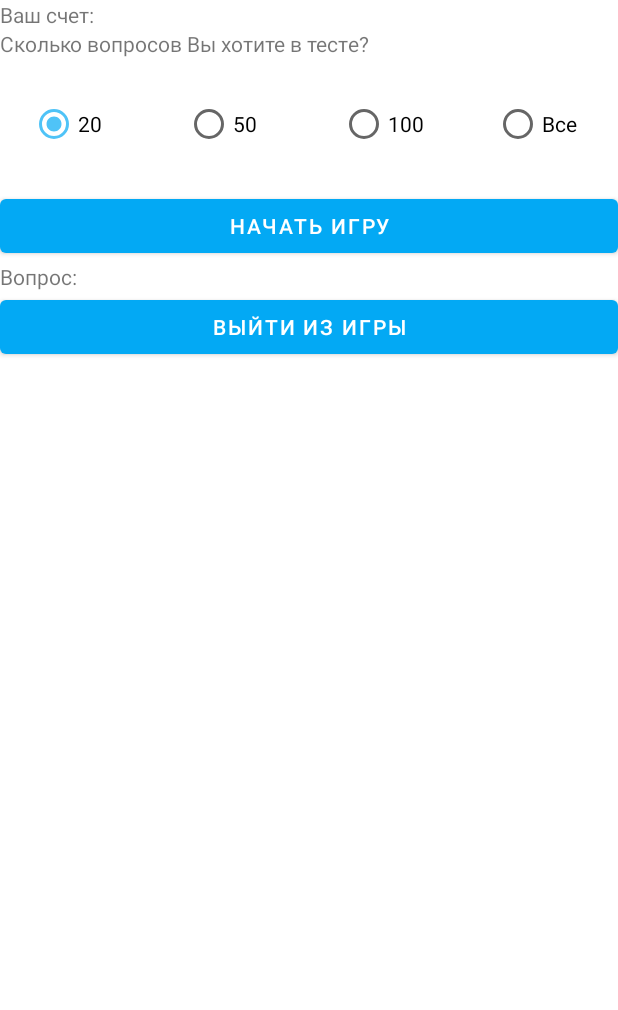
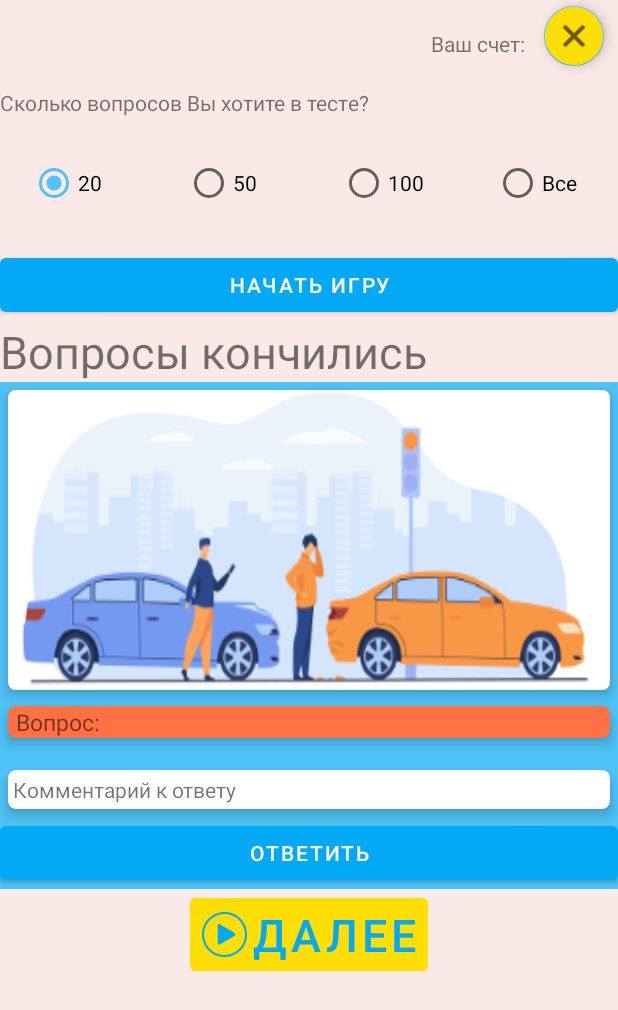
Before and after one commit to matr1x244/gibdd.yola, an Android app: the layout fragment_game.xml on its own in the app's theme, with its tools: preview values and no code run, on a phone screen of 412 x 824 dp. Shown: the top 1010 px of the screen. Run offline under Robolectric (Android 15) with nearby library versions, the phone set to English and light mode, and no system bars.

Commit message:
testing new maket games

```diff
--- a/app/src/main/java/com/geekbrains/gibddyola/game/ui/GameFragment.kt
+++ b/app/src/main/java/com/geekbrains/gibddyola/game/ui/GameFragment.kt
@@ -70,6 +70,10 @@ class GameFragment(var questionNumber: Int) : Fragment() {
                             if ((viewModel.getQuestionCount() - 1) > viewModel.getListAnsweredQuestion().size) {
                                 activity!!.supportFragmentManager
                                     .beginTransaction()
+                                    .setCustomAnimations(
+                                        //анимация переходы
+                                        R.anim.to_left_in, R.anim.to_left_out, R.anim.to_right_in, R.anim.to_right_out
+                                    )
                                     .replace(
                                         R.id.main_activity_container,
                                         nextFragment
@@ -190,7 +194,7 @@ class GameFragment(var questionNumber: Int) : Fragment() {
             is AppState.Success -> {
                 with(binding) {
                     tvQuestion.text = appState.questions.question
-                    appState.questions.image?.let { ivImageQuestion.setBackgroundResource(it) }
+                    appState.questions.image?.let { ivImageQuestion.setImageResource(it) }
                     gameAdapter.setData(
                         appState.questions,
                         chooseAnswer
--- a/app/src/main/res/layout/fragment_game.xml
+++ b/app/src/main/res/layout/fragment_game.xml
@@ -4,21 +4,36 @@
     xmlns:tools="http://schemas.android.com/tools"
     android:layout_width="match_parent"
     android:layout_height="match_parent"
-    android:orientation="vertical">
+    android:orientation="vertical"
+    android:background="@color/amber_orange_50">
 
     <LinearLayout
         android:layout_width="match_parent"
-        android:layout_height="wrap_content">
+        android:layout_height="wrap_content"
+        android:gravity="end">
 
         <TextView
             android:layout_width="wrap_content"
             android:layout_height="wrap_content"
+            android:layout_gravity="center"
             android:text="Ваш счет: " />
 
         <TextView
             android:id="@+id/tv_score"
             android:layout_width="wrap_content"
-            android:layout_height="wrap_content" />
+            android:layout_height="wrap_content"
+            android:layout_gravity="center"/>
+
+        <com.google.android.material.floatingactionbutton.FloatingActionButton
+            android:id="@+id/btn_quit_game"
+            android:layout_width="match_parent"
+            android:layout_height="wrap_content"
+            android:backgroundTint="@color/yellow"
+            app:fabSize="mini"
+            android:layout_margin="@dimen/dp5"
+            android:layout_marginEnd="@dimen/dp10"
+            android:layout_gravity="end"
+            app:srcCompat="@android:drawable/ic_menu_close_clear_cancel" />
     </LinearLayout>
 
     <LinearLayout
@@ -98,58 +113,129 @@
         android:layout_height="wrap_content"
         android:text="Вопросы кончились "
         android:textSize="30sp"
-        android:visibility="gone" />
+        android:visibility="gone"
+        tools:visibility="visible"/>
 
     <LinearLayout
         android:id="@+id/ll_game_fragment"
         android:layout_width="match_parent"
         android:layout_height="wrap_content"
         android:orientation="vertical"
-        android:visibility="visible">
+        tools:visibility="visible"
+        android:background="@color/light_blue_300">
 
-        <TextView
-            android:id="@+id/tv_question"
+
+        <com.google.android.material.card.MaterialCardView
+            android:layout_width="match_parent"
+            android:layout_height="200dp"
+            android:layout_gravity="center"
+            android:backgroundTint="@color/amber_orange_400"
+            android:layout_margin="@dimen/dp5"
+            app:cardCornerRadius="@dimen/dp5"
+            app:cardElevation="@dimen/dp5">
+
+        <androidx.appcompat.widget.AppCompatImageView
+            android:id="@+id/iv_image_question"
+            android:layout_width="match_parent"
+            android:layout_height="match_parent"
+            android:visibility="visible"
+            android:layout_gravity="center"
+            android:scaleType="fitXY"
+            app:srcCompat="@mipmap/logo"/>
+
+    </com.google.android.material.card.MaterialCardView>
+
+
+        <com.google.android.material.card.MaterialCardView
+            android:layout_width="match_parent"
+            android:layout_height="match_parent"
+            android:layout_gravity="center"
+            android:backgroundTint="@color/amber_orange_400"
+            android:layout_margin="@dimen/dp5"
+            app:cardCornerRadius="@dimen/dp5"
+            app:cardElevation="@dimen/dp5">
+
+            <TextView
+                android:id="@+id/tv_question"
+                android:layout_width="match_parent"
+                android:layout_height="wrap_content"
+                android:layout_gravity="top"
+                android:textSize="15sp"
+                android:paddingStart="@dimen/dp5"
+                tools:text="Вопрос: " />
+
+        </com.google.android.material.card.MaterialCardView>
+
+        <com.google.android.material.card.MaterialCardView
             android:layout_width="match_parent"
             android:layout_height="wrap_content"
-            tools:text="Вопрос: " />
-
-        <ImageView
-            android:id="@+id/iv_image_question"
-            android:layout_width="match_parent"
-            android:layout_height="wrap_content" />
+            android:background="@color/amber_orange_100"
+            android:padding="@dimen/dp5"
+            android:layout_margin="@dimen/dp5"
+            app:cardCornerRadius="@dimen/dp5"
+            app:cardElevation="@dimen/dp5">
 
         <androidx.recyclerview.widget.RecyclerView
             android:id="@+id/rv_answers"
             android:layout_width="match_parent"
             android:layout_height="wrap_content" />
 
+    </com.google.android.material.card.MaterialCardView>
+
+        <com.google.android.material.card.MaterialCardView
+            android:layout_width="match_parent"
+            android:layout_height="wrap_content"
+            android:background="@color/light_green_600"
+            android:padding="@dimen/dp5"
+            android:layout_margin="@dimen/dp5"
+            app:cardCornerRadius="@dimen/dp5"
+            app:cardElevation="@dimen/dp5">
+
         <TextView
             android:id="@+id/tv_answer_comment"
             android:layout_width="match_parent"
             android:layout_height="wrap_content"
             android:text="Комментарий к ответу"
-            android:visibility="gone" />
+            android:padding="@dimen/dp3"
+            android:visibility="gone"
+            tools:visibility="visible"/>
+
+        </com.google.android.material.card.MaterialCardView>
 
         <Button
             android:id="@+id/btn_check"
             android:layout_width="match_parent"
             android:layout_height="wrap_content"
             android:text="Ответить"
-            android:visibility="gone" />
+            android:visibility="gone"
+            tools:visibility="visible"/>
 
-        <Button
-            android:id="@+id/btn_next"
-            android:layout_width="match_parent"
-            android:layout_height="wrap_content"
-            android:text="Следующий вопрос"
-            android:visibility="gone" />
+<!--        <Button-->
+<!--            android:id="@+id/btn_next"-->
+<!--            android:layout_width="match_parent"-->
+<!--            android:layout_height="wrap_content"-->
+<!--            android:text="Следующий вопрос"-->
+<!--            android:visibility="gone"-->
+<!--            tools:visibility="visible"/>-->
+
     </LinearLayout>
 
-    <Button
-        android:id="@+id/btn_quit_game"
-        android:layout_width="match_parent"
+<!--    <Button-->
+<!--        android:id="@+id/btn_quit_game"-->
+<!--        android:layout_width="match_parent"-->
+<!--        android:layout_height="wrap_content"-->
+<!--        android:text="Выйти из игры" />-->
+
+    <com.google.android.material.button.MaterialButton
+        android:id="@+id/btn_next"
+        style="@style/Widget.MaterialComponents.Button.TextButton.Icon"
+        android:layout_width="wrap_content"
         android:layout_height="wrap_content"
-        android:text="Выйти из игры" />
-
+        android:backgroundTint="@color/yellow"
+        app:icon="@drawable/ic_play_btn"
+        app:iconSize="30dp"
+        android:textSize="30sp"
+        android:text="Далее"
+        android:layout_gravity="center" />
 
 </LinearLayout>
--- a/app/src/main/res/layout/fragment_game_main.xml
+++ b/app/src/main/res/layout/fragment_game_main.xml
@@ -81,6 +81,7 @@
                 android:layout_weight="1"
                 android:text="Все" />
         </RadioGroup>
+
     </LinearLayout>
 
     <Button
@@ -100,7 +101,7 @@
         android:layout_width="match_parent"
         android:layout_height="wrap_content"
         android:orientation="vertical"
-        android:visibility="gone">
+        android:visibility="visible">
 
         <include
             android:id="@+id/game_fragment"
@@ -114,6 +115,7 @@
             android:layout_height="wrap_content"
             android:text="Следующий вопрос"
             android:visibility="gone" />
+
     </LinearLayout>
 
     <Button
--- a/app/src/main/res/layout/fragment_game_question_item.xml
+++ b/app/src/main/res/layout/fragment_game_question_item.xml
@@ -2,10 +2,9 @@
 <androidx.constraintlayout.widget.ConstraintLayout xmlns:android="http://schemas.android.com/apk/res/android"
     xmlns:app="http://schemas.android.com/apk/res-auto"
     android:layout_width="match_parent"
-
     android:layout_height="wrap_content">
 
-    <LinearLayout
+    <androidx.constraintlayout.widget.ConstraintLayout
         android:id="@+id/ll_game_question_item"
         android:layout_width="match_parent"
         android:layout_height="wrap_content"
@@ -15,15 +14,32 @@
         app:layout_constraintTop_toTopOf="parent">
 
         <ImageView
+            android:id="@+id/imageView"
             android:layout_width="wrap_content"
             android:layout_height="wrap_content"
-            android:src="@drawable/ic_baseline_arrow_right_24" />
+            android:src="@drawable/ic_heart_like"
+            app:layout_constraintBottom_toBottomOf="parent"
+            app:layout_constraintStart_toStartOf="parent"
+            app:layout_constraintTop_toTopOf="parent" />
 
         <TextView
             android:id="@+id/tv_answer_item"
             android:layout_width="match_parent"
-            android:layout_height="wrap_content" />
-    </LinearLayout>
+            android:layout_height="wrap_content"
+            android:layout_gravity="center"
+            android:text="Ответ"
+            android:paddingStart="40dp"
+            app:layout_constraintStart_toEndOf="@+id/imageView"
+            app:layout_constraintTop_toTopOf="parent" />
 
+        <View
+            android:id="@+id/bottom_sheet_line"
+            android:layout_width="match_parent"
+            android:layout_height="2sp"
+            android:background="@color/black"
+            app:layout_constraintBottom_toBottomOf="parent"
+            app:layout_constraintTop_toBottomOf="@+id/tv_answer_item" />
+
+    </androidx.constraintlayout.widget.ConstraintLayout>
 
 </androidx.constraintlayout.widget.ConstraintLayout>
```
